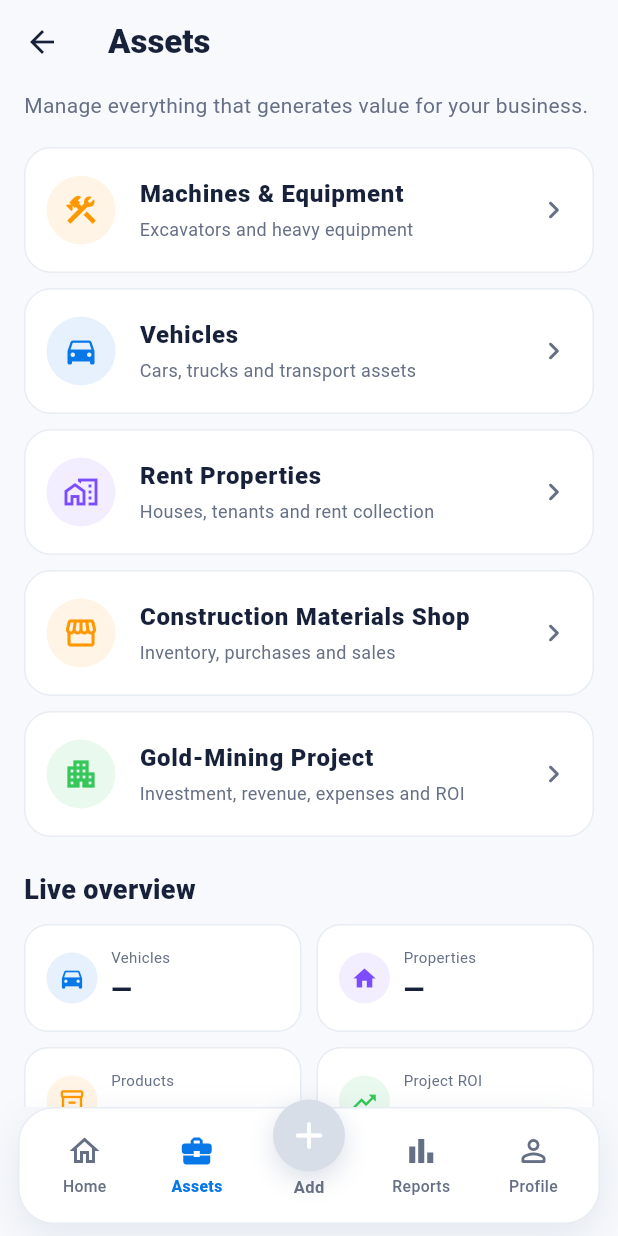
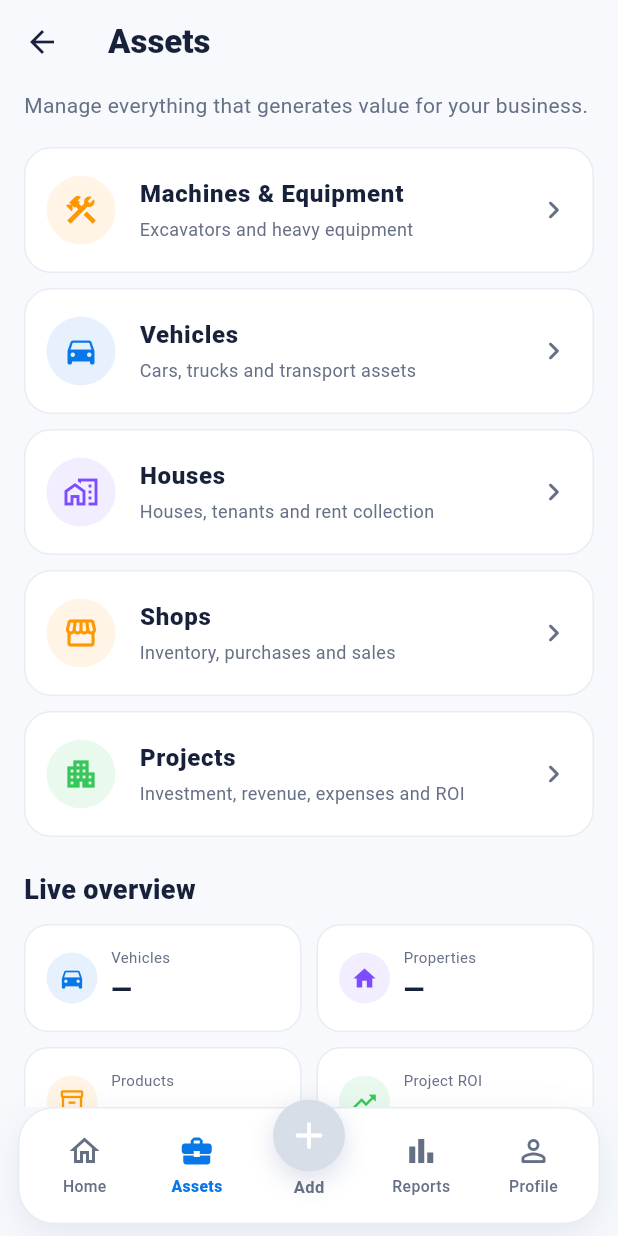
Before and after one commit to melkamu-bayu/BW-Familly, a Flutter app: the AssetsHubScreen screen opened by its route, on a phone screen of 412 x 824 dp. Run offline on Flutter 3.47's test engine with Material 3 defaults, Android fonts, the phone set to English and light mode, and no system bars; our stand-ins replace connectivity_plus, dio, fl_chart, flutter_riverpod, flutter_secure_storage, go_router and 2 more; accounts and stored records are empty; network calls fail.

Commit message:
Update AssetFlow asset names and classification

```diff
--- a/assetflow_mobile/lib/screens/assets/assets_hub_screen.dart
+++ b/assetflow_mobile/lib/screens/assets/assets_hub_screen.dart
@@ -28,9 +28,9 @@ class AssetsHubScreen extends ConsumerWidget {
           const SizedBox(height: 18),
           _HubCard(icon: Icons.construction, color: AppTheme.orange, title: 'Machines & Equipment', subtitle: 'Excavators and heavy equipment', onTap: () => context.go('/vehicles')),
           _HubCard(icon: Icons.directions_car, color: AppTheme.blue, title: 'Vehicles', subtitle: 'Cars, trucks and transport assets', onTap: () => context.go('/vehicles')),
-          _HubCard(icon: Icons.home_work_outlined, color: AppTheme.purple, title: 'Rent Properties', subtitle: 'Houses, tenants and rent collection', onTap: () => context.go('/properties')),
-          _HubCard(icon: Icons.storefront, color: AppTheme.orange, title: 'Construction Materials Shop', subtitle: 'Inventory, purchases and sales', onTap: () => context.go('/shop')),
-          _HubCard(icon: Icons.apartment, color: AppTheme.green, title: 'Gold-Mining Project', subtitle: 'Investment, revenue, expenses and ROI', onTap: () => context.go('/gold-project')),
+          _HubCard(icon: Icons.home_work_outlined, color: AppTheme.purple, title: 'Houses', subtitle: 'Houses, tenants and rent collection', onTap: () => context.go('/properties')),
+          _HubCard(icon: Icons.storefront, color: AppTheme.orange, title: 'Shops', subtitle: 'Inventory, purchases and sales', onTap: () => context.go('/shop')),
+          _HubCard(icon: Icons.apartment, color: AppTheme.green, title: 'Projects', subtitle: 'Investment, revenue, expenses and ROI', onTap: () => context.go('/gold-project')),
           const SizedBox(height: 12),
           const Text('Live overview', style: TextStyle(fontSize: 18, fontWeight: FontWeight.w800, color: AppTheme.ink)),
           const SizedBox(height: 10),
--- a/assetflow_mobile/lib/screens/dashboard/dashboard_screen.dart
+++ b/assetflow_mobile/lib/screens/dashboard/dashboard_screen.dart
@@ -74,8 +74,8 @@ class _HomeContent extends StatelessWidget {
       _AssetTileData('Machines', '${machineVehicles.length} Assets', machineValue, AppTheme.orange, Icons.construction, '/vehicles'),
       _AssetTileData('Vehicles', '${roadVehicles.length} Vehicles', roadVehicleValue, AppTheme.blue, Icons.directions_car, '/vehicles'),
       _AssetTileData('Projects', data.project == null ? '0 Projects' : '1 Project', projectValue, AppTheme.green, Icons.apartment, '/gold-project'),
-      _AssetTileData('Rent Properties', '${data.properties.length} Properties', propertyValue, AppTheme.purple, Icons.home_work_outlined, '/properties'),
-      _AssetTileData('Shop', data.shop == null ? '0 Shops' : '1 Shop', shopValue, AppTheme.orange, Icons.storefront, '/shop'),
+      _AssetTileData('Houses', '${data.properties.length} Properties', propertyValue, AppTheme.purple, Icons.home_work_outlined, '/properties'),
+      _AssetTileData('Shops', data.shop == null ? '0 Shops' : '1 Shop', shopValue, AppTheme.orange, Icons.storefront, '/shop'),
       _AssetTileData('Total Assets', '$managedAssetCount Managed', machineValue + roadVehicleValue + propertyValue + shopValue + projectValue, AppTheme.navy, Icons.pie_chart_outline, '/accounts'),
     ];
 
@@ -145,7 +145,7 @@ class _HomeContent extends StatelessWidget {
   bool _looksLikeMachine(Vehicle v) {
     final name = v.name.toUpperCase();
     final type = (v.vehicleType ?? '').toUpperCase();
-    return name.startsWith('EX-') || name.startsWith('A') || type.contains('EXCAV') || type.contains('MACHINE');
+    return name.startsWith('EX-') || type.contains('EXCAV') || type.contains('MACHINE');
   }
 
   void _showQuickActions(BuildContext context) => showModalBottomSheet<void>(
```
Also changed, not shown: 1 other file.
